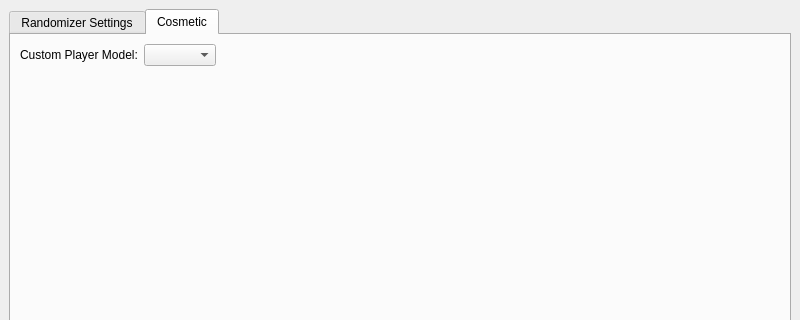
LagoLunatic/wwrando, file ui/randomizer_window.ui: the form before one commit; both pictures show x 0 to 800 and y 0 to 320 of the 800 by 752 pixel window.
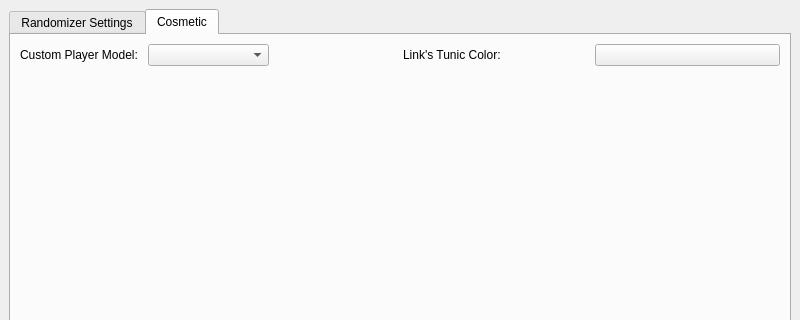
The form after the commit. The open tabs and pages were chosen to show the change.

Commit message: Allow customizing RGB color of link's clothes

Patch:
```diff
--- a/ui/randomizer_window.ui
+++ b/ui/randomizer_window.ui
@@ -371,6 +371,26 @@
        </attribute>
        <layout class="QVBoxLayout" name="verticalLayout_3">
         <item>
+         <layout class="QGridLayout" name="gridLayout_5">
+          <item row="0" column="1">
+           <layout class="QHBoxLayout" name="horizontalLayout_5">
+            <item>
+             <widget class="QLabel" name="label_for_custom_tunic_color">
+              <property name="text">
+               <string>Link's Tunic Color:</string>
+              </property>
+             </widget>
+            </item>
+            <item>
+             <widget class="QPushButton" name="custom_tunic_color">
+              <property name="text">
+               <string/>
+              </property>
+             </widget>
+            </item>
+           </layout>
+          </item>
+          <item row="0" column="0">
          <layout class="QHBoxLayout" name="horizontalLayout_3">
           <item>
            <widget class="QLabel" name="label_for_custom_player_model">
@@ -383,17 +403,9 @@
            <widget class="QComboBox" name="custom_player_model"/>
           </item>
           <item>
-           <spacer name="horizontalSpacer_3">
-            <property name="orientation">
-             <enum>Qt::Horizontal</enum>
-            </property>
-            <property name="sizeHint" stdset="0">
-             <size>
-              <width>40</width>
-              <height>20</height>
-             </size>
-            </property>
-           </spacer>
+             <widget class="QWidget" name="widget_2" native="true"/>
+            </item>
+           </layout>
           </item>
          </layout>
         </item>
```
Lines whose indentation alone changed are shown as unchanged. The commit also changes 6 other files.
